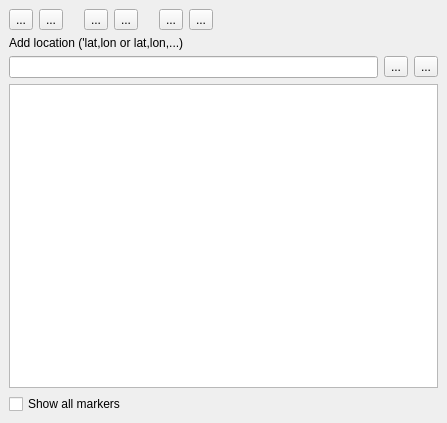
This is ui/multiZoomDialog.ui in NationalSecurityAgency/qgis-latlontools-plugin as Qt 5 draws it before an edit. The edited form follows.
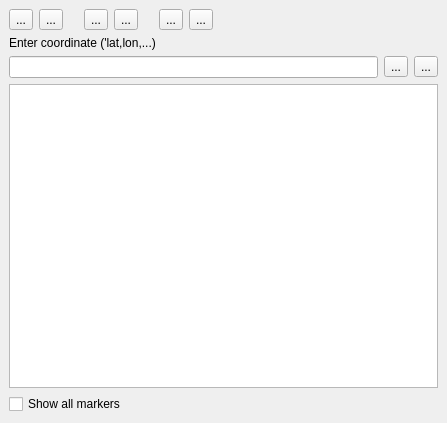
This is the edited form.

Commit message: added mgrs and plus codes to multi location zoom

Diff of the .ui file:
```diff
--- a/ui/multiZoomDialog.ui
+++ b/ui/multiZoomDialog.ui
@@ -133,7 +133,7 @@
     <item>
      <widget class="QLabel" name="label">
       <property name="text">
-       <string>Add location ('lat,lon or lat,lon,...)</string>
+       <string>Enter coordinate ('lat,lon,...)</string>
       </property>
      </widget>
     </item>
```
The commit also changes 8 other files.
